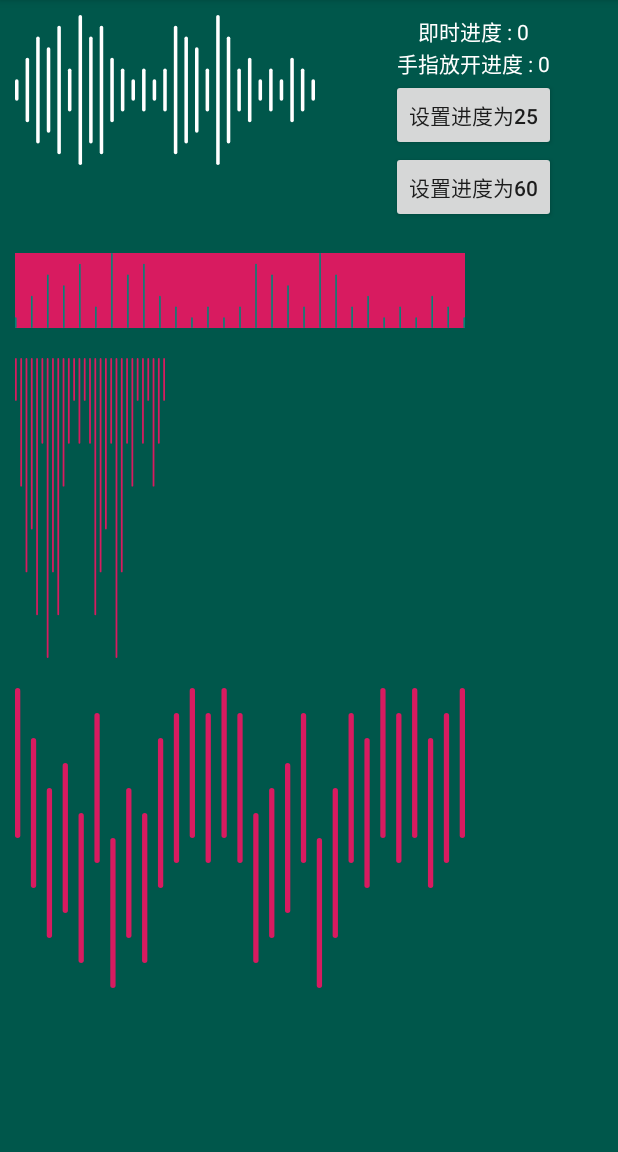
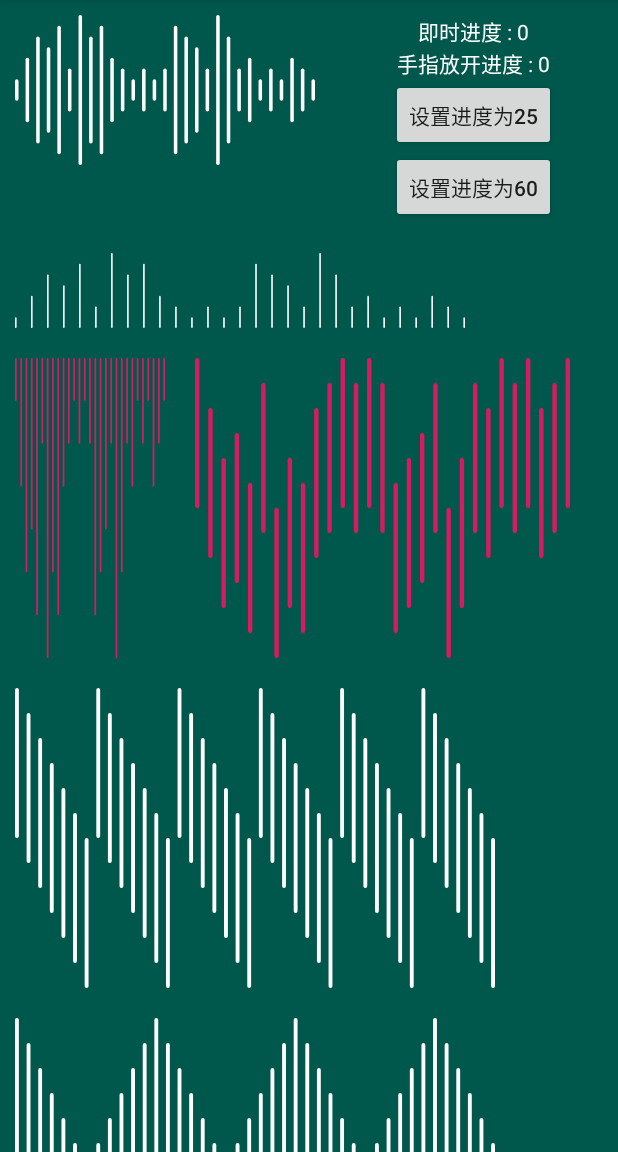
Before and after one commit to CaesarShao/MusicSpectrumBar, an Android app: the screen it shows after launch (MainActivity), on a phone screen of 412 x 824 dp, the part 84-1236 px from its top. Run offline under Robolectric (Android 15) with nearby library versions, the phone set to English and light mode, and no system bars.

Commit message:
解决在滑动视图中的滑动冲突

```diff
--- a/app/src/main/AndroidManifest.xml
+++ b/app/src/main/AndroidManifest.xml
@@ -9,6 +9,9 @@
         android:roundIcon="@mipmap/ic_launcher_round"
         android:supportsRtl="true"
         android:theme="@style/AppTheme">
+        <activity android:name=".Main2Activity">
+
+        </activity>
         <activity android:name=".MainActivity">
             <intent-filter>
                 <action android:name="android.intent.action.MAIN" />
--- a/app/src/main/java/com/caesar/musicspectrumbar/MainActivity.java
+++ b/app/src/main/java/com/caesar/musicspectrumbar/MainActivity.java
@@ -1,9 +1,8 @@
 package com.caesar.musicspectrumbar;
 
+import android.os.Bundle;
 import android.support.v7.app.AppCompatActivity;
-import android.os.Bundle;
 import android.view.View;
-import android.widget.Button;
 import android.widget.TextView;
 
 import com.caesar.musicspectrumbarlibrary.MusicSpectrumBar;
@@ -33,7 +32,6 @@ public class MainActivity extends AppCompatActivity {
                 mb1.setCurrent(60);
             }
         });
-        ;
         mb1.setOnSeekBarChangeListener(new MusicSpectrumBar.OnSeekChangeListener() {
 
             @Override
@@ -52,5 +50,26 @@ public class MainActivity extends AppCompatActivity {
             }
         });
 
+        int[] highD = {1, 2, 3, 4, 5, 6, 7, 1, 2, 3, 4, 5, 6, 7, 1, 2, 3, 4, 5, 6, 7, 1, 2, 3, 4, 5, 6, 7, 1, 2, 3, 4, 5, 6, 7, 1, 2, 3, 4, 5, 6, 7};
+        String[] ColorStr = {"#0050dc", "#0650dc", "#0b51dd", "#1151dd", "#1951de", "#2052de", "#2852df", "#3153df", "#3a53e0", "#4454e0", "#4e54e1", "#5855e2", "#6255e2", "#6d56e3", "#7756e3", "#8257e4", "#8c58e5", "#9758e5", "#a159e6", "#ab59e7", "#b45ae7", "#be5ae8", "#c65be8", "#ce5be9", "#d65ce9", "#dd5cea", "#e45cea", "#e95deb", "#ee5deb", "#ce5be9", "#d65ce9", "#dd5cea", "#e45cea", "#e95deb", "#ee5deb", "#0050dc", "#0650dc", "#0b51dd", "#1151dd", "#1951de", "#2052de", "#2852df"};
+        MusicSpectrumBar mb5 = findViewById(R.id.mb_type5);
+        mb5.setDatas(highD, ColorStr);
+
+
+        int[] highD2 = {1, 2, 3, 4, 5, 6, 7, 6, 5, 4, 3, 2, 1, 2, 3, 4, 5, 6, 7, 6, 5, 4, 3, 2, 1, 2, 3, 4, 5, 6, 7, 6, 5, 4, 3, 2, 1, 2, 3, 4, 5, 6};
+        String[] ColorStr2 = {"#0050dc", "#0650dc", "#0b51dd", "#1151dd", "#1951de", "#2052de", "#2852df", "#3153df", "#3a53e0", "#4454e0", "#4e54e1", "#5855e2", "#6255e2", "#6d56e3", "#7756e3", "#8257e4", "#8c58e5", "#9758e5", "#a159e6", "#ab59e7", "#b45ae7", "#be5ae8", "#c65be8", "#ce5be9", "#d65ce9", "#dd5cea", "#e45cea", "#e95deb", "#ee5deb", "#ce5be9", "#d65ce9", "#dd5cea", "#e45cea", "#e95deb", "#ee5deb", "#0050dc", "#0650dc", "#0b51dd", "#1151dd", "#1951de", "#2052de", "#2852df"};
+        MusicSpectrumBar mb6 = findViewById(R.id.mb_type6);
+        mb6.setDatas(highD2, ColorStr2);
+        MusicSpectrumBar mb7 = findViewById(R.id.mb_type7);
+        mb7.setDatas(highD2, ColorStr2);
+
+
+        int[] highD3 = {5, 5, 5, 5, 5, 5, 5, 5, 5, 5, 5, 5, 5, 5, 5, 5, 5, 5, 5, 5, 5, 5, 5, 5, 5, 5, 5, 5, 5, 5, 5, 5, 5, 5, 5, 5, 5, 5, 5, 5, 5, 5};
+        String[] ColorStr3 = {"#0050dc", "#0650dc", "#0b51dd", "#1151dd", "#1951de", "#2052de", "#2852df", "#3153df", "#3a53e0", "#4454e0", "#4e54e1", "#5855e2", "#6255e2", "#6d56e3", "#7756e3", "#8257e4", "#8c58e5", "#9758e5", "#a159e6", "#ab59e7", "#b45ae7", "#be5ae8", "#c65be8", "#ce5be9", "#d65ce9", "#dd5cea", "#e45cea", "#e95deb", "#ee5deb", "#ce5be9", "#d65ce9", "#dd5cea", "#e45cea", "#e95deb", "#ee5deb", "#0050dc", "#0650dc", "#0b51dd", "#1151dd", "#1951de", "#2052de", "#2852df"};
+        MusicSpectrumBar mb8 = findViewById(R.id.mb_type8);
+        mb8.setDatas(highD3, ColorStr3);
+        MusicSpectrumBar mb9 = findViewById(R.id.mb_type9);
+        mb9.setDatas(highD3, ColorStr3);
+
     }
 }
--- a/app/src/main/res/layout/activity_main.xml
+++ b/app/src/main/res/layout/activity_main.xml
@@ -1,12 +1,16 @@
 <?xml version="1.0" encoding="utf-8"?>
-<LinearLayout xmlns:android="http://schemas.android.com/apk/res/android"
+<ScrollView xmlns:android="http://schemas.android.com/apk/res/android"
     xmlns:app="http://schemas.android.com/apk/res-auto"
     xmlns:tools="http://schemas.android.com/tools"
     android:layout_width="match_parent"
     android:layout_height="match_parent"
     android:background="@color/colorPrimaryDark"
-    android:orientation="vertical"
     tools:context=".MainActivity">
+
+    <LinearLayout
+        android:layout_width="match_parent"
+        android:layout_height="wrap_content"
+        android:orientation="vertical">
 
 
         <LinearLayout
@@ -62,12 +66,14 @@
             android:layout_width="300dp"
             android:layout_height="50dp"
             android:layout_margin="10dp"
-        android:background="@color/colorAccent"
             app:colorGradient="1"
             app:gapMultiple="9"
             app:poseType="1"
-        app:unSelectColor="@color/colorPrimary" />
+            />
 
+        <LinearLayout
+            android:layout_width="match_parent"
+            android:layout_height="wrap_content">
 
             <com.caesar.musicspectrumbarlibrary.MusicSpectrumBar
                 android:id="@+id/mb_type3"
@@ -81,10 +87,49 @@
 
             <com.caesar.musicspectrumbarlibrary.MusicSpectrumBar
                 android:id="@+id/mb_type4"
-        android:layout_width="300dp"
+                android:layout_width="250dp"
                 android:layout_height="200dp"
                 android:layout_margin="10dp"
                 app:poseType="3"
                 app:unSelectColor="@color/colorAccent" />
+        </LinearLayout>
+
+
+        <com.caesar.musicspectrumbarlibrary.MusicSpectrumBar
+            android:id="@+id/mb_type5"
+            android:layout_width="320dp"
+            android:layout_height="200dp"
+            android:layout_margin="10dp"
+            app:poseType="3" />
+
+        <com.caesar.musicspectrumbarlibrary.MusicSpectrumBar
+            android:id="@+id/mb_type6"
+            android:layout_width="320dp"
+            android:layout_height="200dp"
+            android:layout_margin="10dp"
+            app:poseType="3" />
+
+        <com.caesar.musicspectrumbarlibrary.MusicSpectrumBar
+            android:id="@+id/mb_type7"
+            android:layout_width="300dp"
+            android:layout_height="200dp"
+            android:layout_margin="10dp"
+            app:SpectMultiple="0.2"
+            app:poseType="3" />
+
+        <com.caesar.musicspectrumbarlibrary.MusicSpectrumBar
+            android:id="@+id/mb_type8"
+            android:layout_width="180dp"
+            android:layout_height="200dp"
+            android:layout_margin="10dp"
+            app:poseType="3" />
+
+        <com.caesar.musicspectrumbarlibrary.MusicSpectrumBar
+            android:id="@+id/mb_type9"
+            android:layout_width="300dp"
+            android:layout_height="200dp"
+            android:layout_margin="10dp"
+            app:poseType="0" />
 
     </LinearLayout>
+</ScrollView>
```
Also changed, not shown: app/src/main/java/com/caesar/musicspectrumbar/Main2Activity.java (added, +39 -0 lines), app/src/main/res/layout/activity_main2.xml (added, +23 -0 lines), musicspectrumbarlibrary/src/main/java/com/caesar/musicspectrumbarlibrary/MusicSpectrumBar.java (+42 -7 lines). Lines whose indentation alone changed are shown as unchanged.
